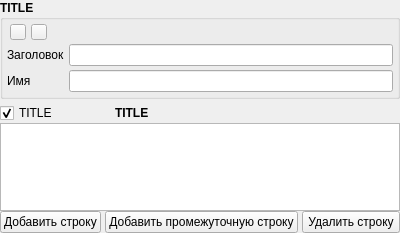
Before: the Qt Designer form src/components/variableextendedlistframe.ui in Gris87/ProtocolCreator, drawn with Qt 5.
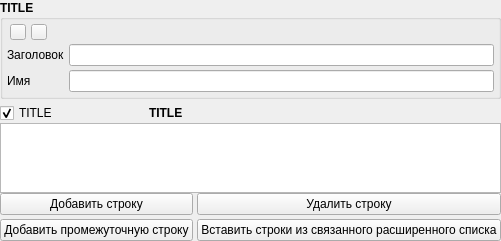
After: the same form once the commit is applied. Icons and pictures are not drawn. Custom widgets are drawn as their Qt base class.

Commit message: Preparating to link with another table

```diff
--- a/src/components/variableextendedlistframe.ui
+++ b/src/components/variableextendedlistframe.ui
@@ -505,11 +505,11 @@
           </widget>
          </item>
          <item>
-          <layout class="QHBoxLayout" name="horizontalLayout_4">
+          <layout class="QGridLayout" name="gridLayout_2">
            <property name="spacing">
             <number>4</number>
            </property>
-           <item>
+           <item row="0" column="0">
             <widget class="QPushButton" name="addRowButton">
              <property name="text">
               <string>Добавить строку</string>
@@ -519,7 +519,7 @@
              </property>
             </widget>
            </item>
-           <item>
+           <item row="1" column="0">
             <widget class="QPushButton" name="addMiddleRowButton">
              <property name="text">
               <string>Добавить промежуточную строку</string>
@@ -529,13 +529,20 @@
              </property>
             </widget>
            </item>
-           <item>
+           <item row="0" column="1">
             <widget class="QPushButton" name="deleteRowButton">
              <property name="text">
               <string>Удалить строку</string>
              </property>
             </widget>
            </item>
+           <item row="1" column="1">
+            <widget class="QPushButton" name="addFromAnotherButton">
+             <property name="text">
+              <string>Вставить строки из связанного расширенного списка</string>
+             </property>
+            </widget>
+           </item>
           </layout>
          </item>
         </layout>
```
The commit also changes 7 other files.
